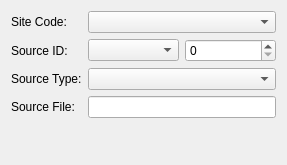
lparchaeology/ArkPlan, file src/source_widget_base.ui: the form before one commit.
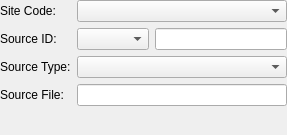
The form after the commit.

Patch:
```diff
--- a/src/source_widget_base.ui
+++ b/src/source_widget_base.ui
@@ -7,13 +7,16 @@
     <x>0</x>
     <y>0</y>
     <width>287</width>
-    <height>165</height>
+    <height>135</height>
    </rect>
   </property>
   <property name="windowTitle">
    <string>SourceWidget</string>
   </property>
   <layout class="QGridLayout" name="gridLayout">
+   <property name="margin">
+    <number>0</number>
+   </property>
    <item row="0" column="0">
     <widget class="QLabel" name="siteLabel">
      <property name="text">
@@ -40,14 +43,7 @@
       <widget class="QComboBox" name="sourceClassCombo"/>
      </item>
      <item>
-      <widget class="QSpinBox" name="sourceIdSpin">
-       <property name="toolTip">
-        <string>Source ID</string>
-       </property>
-       <property name="maximum">
-        <number>99999</number>
-       </property>
-      </widget>
+      <widget class="QLineEdit" name="sourceIdEdit"/>
      </item>
     </layout>
    </item>
```
